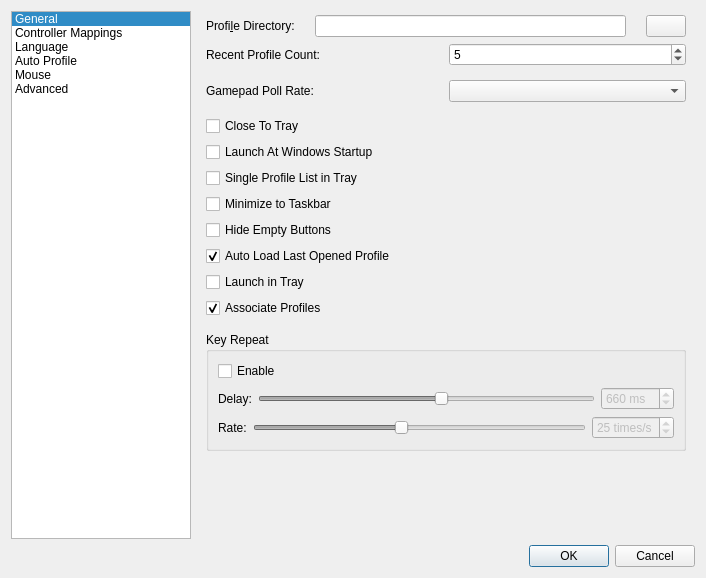
Old version of the form src/mainsettingsdialog.ui in the repository AntiMicroX/antimicrox.
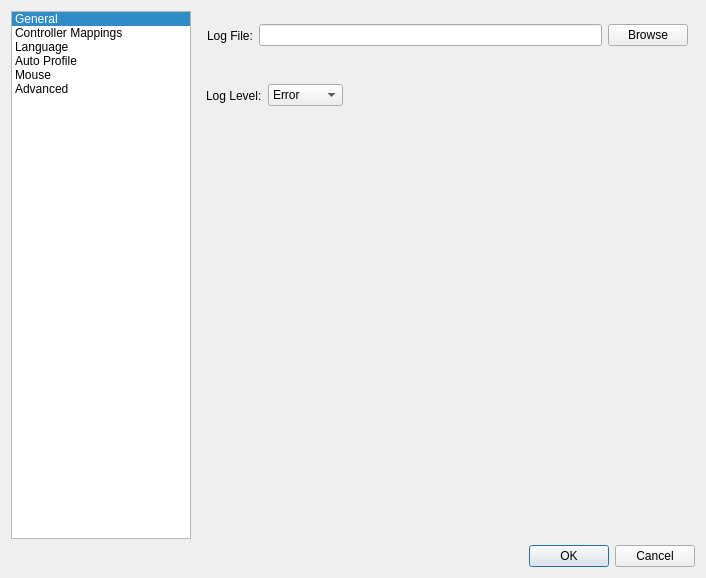
New version of the form. The open tabs and pages were chosen to show the change. Icons and pictures are not drawn.

Commit message: Added widgets for advanced "tab".

Patch:
```diff
--- a/src/mainsettingsdialog.ui
+++ b/src/mainsettingsdialog.ui
@@ -1198,6 +1198,96 @@
          </item>
         </layout>
        </widget>
+       <widget class="QWidget" name="Advanced">
+        <widget class="QWidget" name="horizontalLayoutWidget">
+         <property name="geometry">
+          <rect>
+           <x>10</x>
+           <y>9</y>
+           <width>481</width>
+           <height>31</height>
+          </rect>
+         </property>
+         <layout class="QHBoxLayout" name="horizontalLayout_17">
+          <item>
+           <widget class="QLabel" name="label_9">
+            <property name="text">
+             <string>Log File:</string>
+            </property>
+           </widget>
+          </item>
+          <item>
+           <widget class="QLineEdit" name="logFilePathEdit"/>
+          </item>
+          <item>
+           <widget class="QPushButton" name="logFilePushButton">
+            <property name="text">
+             <string>Browse</string>
+            </property>
+           </widget>
+          </item>
+         </layout>
+        </widget>
+        <widget class="QWidget" name="horizontalLayoutWidget_2">
+         <property name="geometry">
+          <rect>
+           <x>9</x>
+           <y>69</y>
+           <width>481</width>
+           <height>31</height>
+          </rect>
+         </property>
+         <layout class="QHBoxLayout" name="horizontalLayout_18">
+          <item>
+           <widget class="QLabel" name="label_10">
+            <property name="layoutDirection">
+             <enum>Qt::LeftToRight</enum>
+            </property>
+            <property name="text">
+             <string>Log Level:</string>
+            </property>
+           </widget>
+          </item>
+          <item>
+           <widget class="QComboBox" name="logLevelComboBox">
+            <item>
+             <property name="text">
+              <string>Error</string>
+             </property>
+            </item>
+            <item>
+             <property name="text">
+              <string>Warning</string>
+             </property>
+            </item>
+            <item>
+             <property name="text">
+              <string>Info</string>
+             </property>
+            </item>
+            <item>
+             <property name="text">
+              <string>Debug</string>
+             </property>
+            </item>
+           </widget>
+          </item>
+          <item>
+           <spacer name="horizontalSpacer_6">
+            <property name="orientation">
+             <enum>Qt::Horizontal</enum>
+            </property>
+            <property name="sizeHint" stdset="0">
+             <size>
+              <width>40</width>
+              <height>20</height>
+             </size>
+            </property>
+           </spacer>
+          </item>
+         </layout>
+        </widget>
+       </widget>
       </widget>
      </item>
     </layout>
```
Left out of the diff: 15 changed lines with no effect on the pictures.
